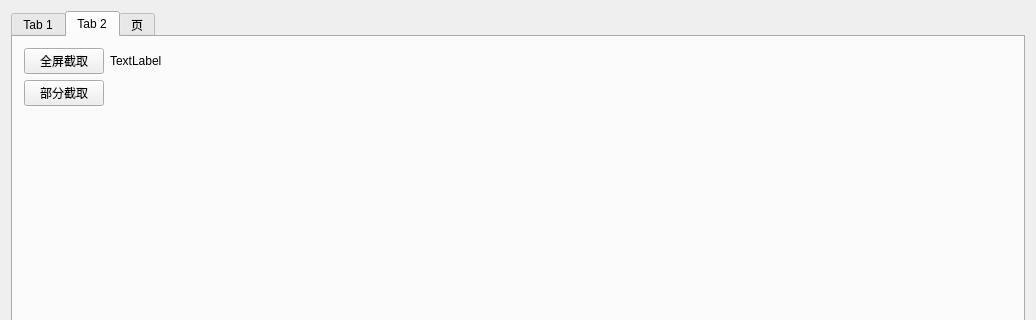
Before: the Qt Designer form mainwindow.ui in jnspersonal/MyQTPro, drawn with Qt 5; both pictures show x 0 to 1036 and y 0 to 320 of the 1036 by 744 pixel window.
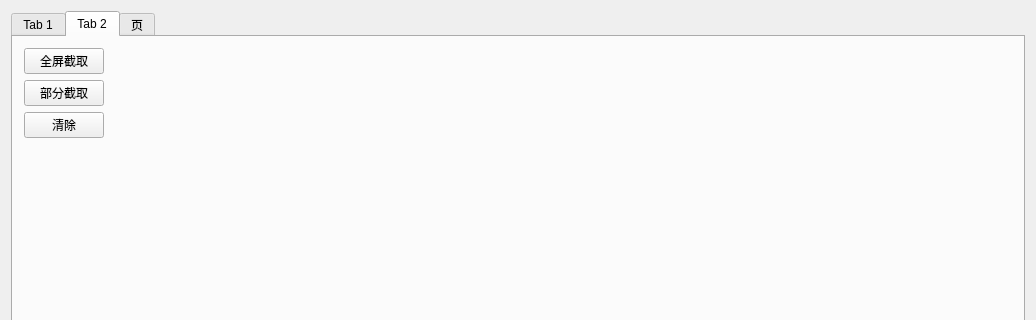
After: the same form once the commit is applied. The open tabs and pages were chosen to show the change. Icons and pictures are not drawn.

Diff of the .ui file:
```diff
--- a/mainwindow.ui
+++ b/mainwindow.ui
@@ -15,10 +15,10 @@
   </property>
   <widget class="QWidget" name="centralWidget">
    <layout class="QGridLayout" name="gridLayout">
-    <item row="0" column="1">
+    <item row="0" column="0">
      <widget class="QTabWidget" name="TabWidget">
       <property name="currentIndex">
-       <number>1</number>
+       <number>2</number>
       </property>
       <widget class="QWidget" name="tab">
        <attribute name="title">
@@ -29,8 +29,8 @@
          <widget class="QLabel" name="PlayLabel">
           <property name="minimumSize">
            <size>
-            <width>800</width>
-            <height>480</height>
+            <width>0</width>
+            <height>0</height>
            </size>
           </property>
           <property name="styleSheet">
@@ -121,23 +121,34 @@
        </attribute>
        <layout class="QFormLayout" name="formLayout">
         <item row="0" column="0">
+         <layout class="QVBoxLayout" name="verticalLayout">
+          <item>
          <widget class="QPushButton" name="GrabAllButton">
           <property name="text">
            <string>全屏截取</string>
           </property>
          </widget>
         </item>
-        <item row="1" column="0">
+          <item>
          <widget class="QPushButton" name="GrabPartButton">
           <property name="text">
            <string>部分截取</string>
           </property>
          </widget>
         </item>
+          <item>
+           <widget class="QPushButton" name="GrabClearButton">
+            <property name="text">
+             <string>清除</string>
+            </property>
+           </widget>
+          </item>
+         </layout>
+        </item>
         <item row="0" column="1">
          <widget class="QLabel" name="GrabShowLabel">
           <property name="text">
-           <string>TextLabel</string>
+           <string/>
           </property>
          </widget>
         </item>
```
Lines whose indentation alone changed are shown as unchanged.
